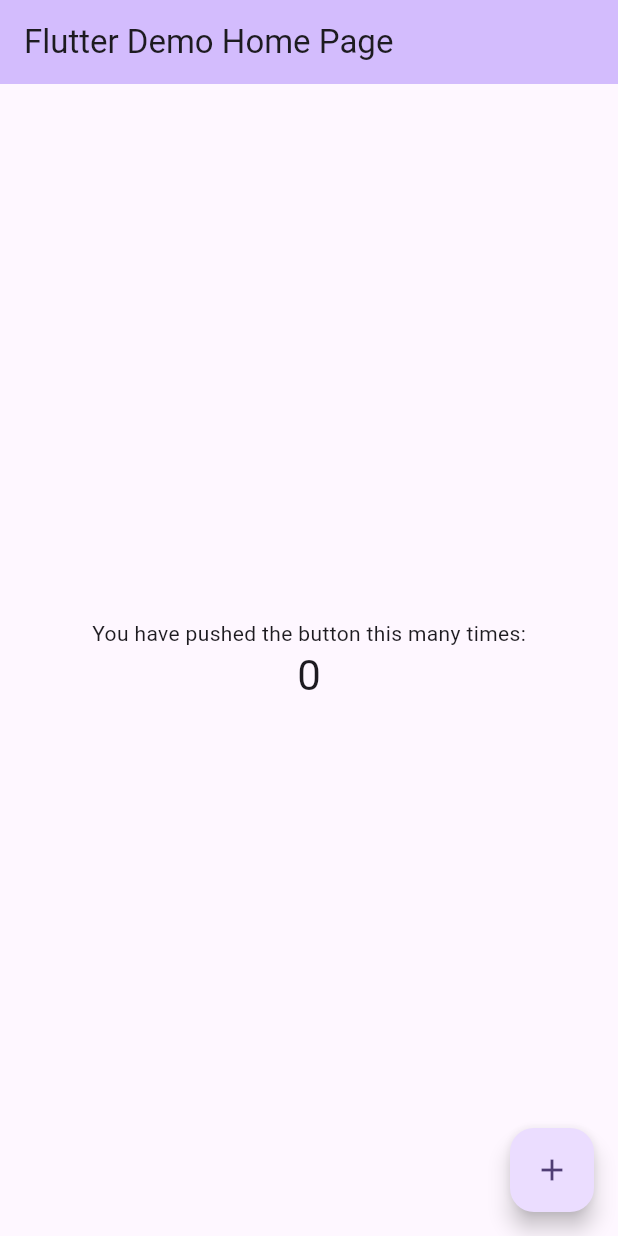
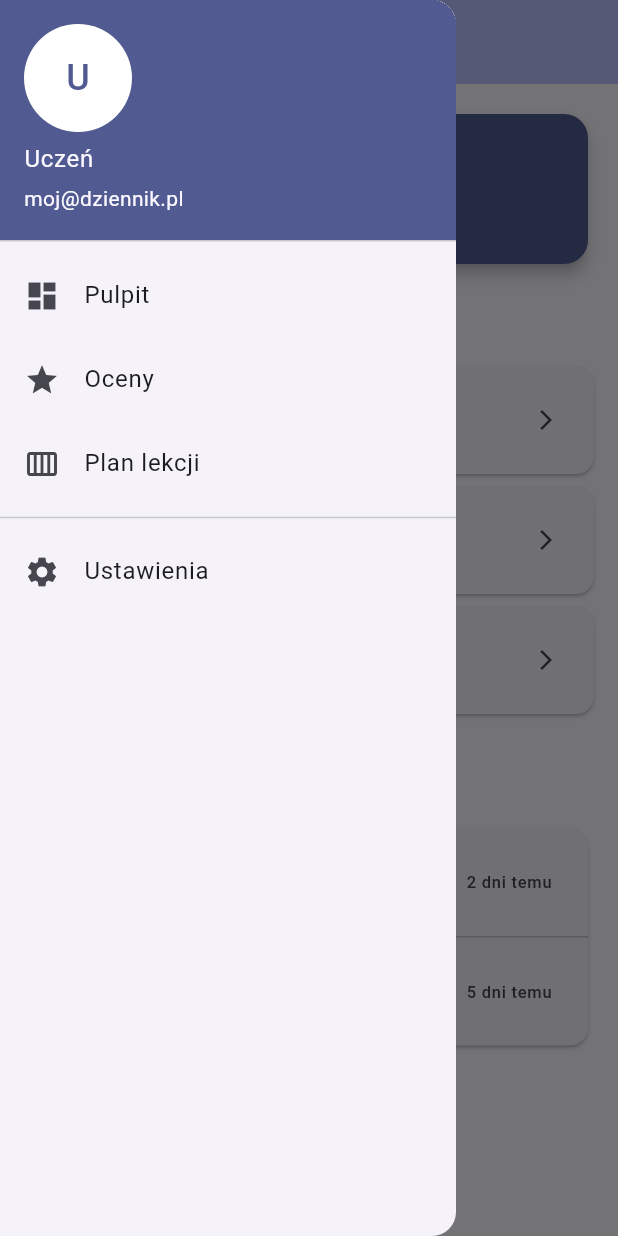
Before and after one commit to could-ai/019b04ff-b83c-785a-ab53-ecfa09a8a5aa, a Flutter app: the screen it shows after launch, with the side drawer open (before the commit the screen has no drawer), on a phone screen of 412 x 824 dp. Run offline on Flutter 3.47's test engine with Material 3 defaults, Android fonts, the phone set to English and light mode, and no system bars.

Commit message:
Created data models for Subject, Grade, and Lesson, along with mock data to populate the UI.; Created a navigation drawer widget for easy switching between Dashboard, Grades, and Timetable screens.; Created the Dashboard screen showing user summary, average grade, upcoming lessons, and recent grades.; Created the Grades screen displaying a list of subjects with expandable details showing individual grades and weighted averages.; Created the Timetable screen with a tabbed view for each day of the week (Monday-Friday) to display the lesson schedule.; Updated main.dart to configure the app theme (Indigo), set up routes for Dashboard, Grades, and Timetable, and initialize the application.

```diff
--- a/usr/lib/main.dart
+++ b/usr/lib/main.dart
@@ -1,4 +1,7 @@
 import 'package:flutter/material.dart';
+import 'screens/dashboard_screen.dart';
+import 'screens/grades_screen.dart';
+import 'screens/timetable_screen.dart';
 
 void main() {
   runApp(const MyApp());
@@ -7,117 +10,24 @@ void main() {
 class MyApp extends StatelessWidget {
   const MyApp({super.key});
 
-  // This widget is the root of your application.
   @override
   Widget build(BuildContext context) {
     return MaterialApp(
-      title: 'Flutter Demo',
+      title: 'Mój Dziennik',
       debugShowCheckedModeBanner: false,
       theme: ThemeData(
-        // This is the theme of your application.
-        //
-        // TRY THIS: Try running your application with "flutter run". You'll see
-        // the application has a purple toolbar. Then, without quitting the app,
-        // try changing the seedColor in the colorScheme below to Colors.green
-        // and then invoke "hot reload" (save your changes or press the "hot
-        // reload" button in a Flutter-supported IDE, or press "r" if you used
-        // the command line to start the app).
-        //
-        // Notice that the counter didn't reset back to zero; the application
-        // state is not lost during the reload. To reset the state, use hot
-        // restart instead.
-        //
-        // This works for code too, not just values: Most code changes can be
-        // tested with just a hot reload.
-        colorScheme: ColorScheme.fromSeed(seedColor: Colors.deepPurple),
+        colorScheme: ColorScheme.fromSeed(seedColor: Colors.indigo),
+        useMaterial3: true,
+        appBarTheme: const AppBarTheme(
+          centerTitle: true,
+        ),
       ),
       initialRoute: '/',
       routes: {
-        '/': (context) => const MyHomePage(title: 'Flutter Demo Home Page'),
+        '/': (context) => const DashboardScreen(),
+        '/grades': (context) => const GradesScreen(),
+        '/timetable': (context) => const TimetableScreen(),
       },
     );
   }
 }
-
-class MyHomePage extends StatefulWidget {
-  const MyHomePage({super.key, required this.title});
-
-  // This widget is the home page of your application. It is stateful, meaning
-  // that it has a State object (defined below) that contains fields that affect
-  // how it looks.
-
-  // This class is the configuration for the state. It holds the values (in this
-  // case the title) provided by the parent (in this case the App widget) and
-  // used by the build method of the State. Fields in a Widget subclass are
-  // always marked "final".
-
-  final String title;
-
-  @override
-  State<MyHomePage> createState() => _MyHomePageState();
-}
-
-class _MyHomePageState extends State<MyHomePage> {
-  int _counter = 0;
-
-  void _incrementCounter() {
-    setState(() {
-      // This call to setState tells the Flutter framework that something has
-      // changed in this State, which causes it to rerun the build method below
-      // so that the display can reflect the updated values. If we changed
-      // _counter without calling setState(), then the build method would not be
-      // called again, and so nothing would appear to happen.
-      _counter++;
-    });
-  }
-
-  @override
-  Widget build(BuildContext context) {
-    // This method is rerun every time setState is called, for instance as done
-    // by the _incrementCounter method above.
-    //
-    // The Flutter framework has been optimized to make rerunning build methods
-    // fast, so that you can just rebuild anything that needs updating rather
-    // than having to individually change instances of widgets.
-    return Scaffold(
-      appBar: AppBar(
-        // TRY THIS: Try changing the color here to a specific color (to
-        // Colors.amber, perhaps?) and trigger a hot reload to see the AppBar
-        // change color while the other colors stay the same.
-        backgroundColor: Theme.of(context).colorScheme.inversePrimary,
-        // Here we take the value from the MyHomePage object that was created by
-        // the App.build method, and use it to set our appbar title.
-        title: Text(widget.title),
-      ),
-      body: Center(
-        // Center is a layout widget. It takes a single child and positions it
-        // in the middle of the parent.
-        child: Column(
-          // Column is also a layout widget. It takes a list of children and
-          // arranges them vertically. By default, it sizes itself to fit its
-          // children horizontally, and tries to be as tall as its parent.
-          //
-          // Column has various properties to control how it sizes itself and
-          // how it positions its children. Here we use mainAxisAlignment to
-          // center the children vertically; the main axis here is the vertical
-          // axis because Columns are vertical (the cross axis would be
-          // horizontal).
-          //
-          // TRY THIS: Invoke "debug painting" (choose the "Toggle Debug Paint"
-          // action in the IDE, or press "p" in the console), to see the
-          // wireframe for each widget.
-          mainAxisAlignment: MainAxisAlignment.center,
-          children: <Widget>[
-            const Text('You have pushed the button this many times:'),
-            Text('$_counter', style: Theme.of(context).textTheme.headlineMedium),
-          ],
-        ),
-      ),
-      floatingActionButton: FloatingActionButton(
-        onPressed: _incrementCounter,
-        tooltip: 'Increment',
-        child: const Icon(Icons.add),
-      ), // This trailing comma makes auto-formatting nicer for build methods.
-    );
-  }
-}
--- /dev/null
+++ b/usr/lib/models/mock_data.dart
@@ -0,0 +1,115 @@
+class Subject {
+  final String id;
+  final String name;
+  final String teacher;
+  final List<Grade> grades;
+
+  Subject({
+    required this.id,
+    required this.name,
+    required this.teacher,
+    required this.grades,
+  });
+
+  double get average {
+    if (grades.isEmpty) return 0.0;
+    double sum = 0;
+    double weightSum = 0;
+    for (var g in grades) {
+      sum += g.value * g.weight;
+      weightSum += g.weight;
+    }
+    if (weightSum == 0) return 0.0;
+    return sum / weightSum;
+  }
+}
+
+class Grade {
+  final double value;
+  final int weight;
+  final String description;
+  final DateTime date;
+
+  Grade({
+    required this.value,
+    required this.weight,
+    required this.description,
+    required this.date,
+  });
+}
+
+class Lesson {
+  final String subjectName;
+  final String room;
+  final String startTime;
+  final String endTime;
+
+  Lesson({
+    required this.subjectName,
+    required this.room,
+    required this.startTime,
+    required this.endTime,
+  });
+}
+
+// Mock Data
+class MockData {
+  static List<Subject> subjects = [
+    Subject(
+      id: '1',
+      name: 'Matematyka',
+      teacher: 'Jan Kowalski',
+      grades: [
+        Grade(value: 5.0, weight: 3, description: 'Sprawdzian - Funkcje', date: DateTime.now().subtract(const Duration(days: 2))),
+        Grade(value: 4.0, weight: 2, description: 'Kartkówka', date: DateTime.now().subtract(const Duration(days: 10))),
+      ],
+    ),
+    Subject(
+      id: '2',
+      name: 'Język Polski',
+      teacher: 'Anna Nowak',
+      grades: [
+        Grade(value: 3.0, weight: 3, description: 'Rozprawka', date: DateTime.now().subtract(const Duration(days: 5))),
+        Grade(value: 5.0, weight: 1, description: 'Aktywność', date: DateTime.now().subtract(const Duration(days: 1))),
+      ],
+    ),
+    Subject(
+      id: '3',
+      name: 'Fizyka',
+      teacher: 'Piotr Wiśniewski',
+      grades: [
+        Grade(value: 4.5, weight: 2, description: 'Doświadczenie', date: DateTime.now().subtract(const Duration(days: 15))),
+      ],
+    ),
+    Subject(
+      id: '4',
+      name: 'Historia',
+      teacher: 'Maria Lewandowska',
+      grades: [],
+    ),
+  ];
+
+  static Map<int, List<Lesson>> timetable = {
+    1: [ // Poniedziałek
+      Lesson(subjectName: 'Matematyka', room: '101', startTime: '08:00', endTime: '08:45'),
+      Lesson(subjectName: 'Język Polski', room: '203', startTime: '08:55', endTime: '09:40'),
+      Lesson(subjectName: 'WF', room: 'Sala', startTime: '09:50', endTime: '10:35'),
+    ],
+    2: [ // Wtorek
+      Lesson(subjectName: 'Fizyka', room: '105', startTime: '08:00', endTime: '08:45'),
+      Lesson(subjectName: 'Matematyka', room: '101', startTime: '08:55', endTime: '09:40'),
+    ],
+    3: [ // Środa
+      Lesson(subjectName: 'Historia', room: '12', startTime: '10:45', endTime: '11:30'),
+      Lesson(subjectName: 'Informatyka', room: 'Lab 2', startTime: '11:40', endTime: '12:25'),
+    ],
+    4: [ // Czwartek
+      Lesson(subjectName: 'Angielski', room: '110', startTime: '08:00', endTime: '08:45'),
+      Lesson(subjectName: 'Matematyka', room: '101', startTime: '08:55', endTime: '09:40'),
+    ],
+    5: [ // Piątek
+      Lesson(subjectName: 'Geografia', room: '205', startTime: '08:00', endTime: '08:45'),
+      Lesson(subjectName: 'Godz. Wych.', room: '101', startTime: '08:55', endTime: '09:40'),
+    ],
+  };
+}
--- /dev/null
+++ b/usr/lib/screens/dashboard_screen.dart
@@ -0,0 +1,132 @@
+import 'package:flutter/material.dart';
+import '../models/mock_data.dart';
+import '../widgets/app_drawer.dart';
+
+class DashboardScreen extends StatelessWidget {
+  const DashboardScreen({super.key});
+
+  @override
+  Widget build(BuildContext context) {
+    // Calculate global average
+    double totalSum = 0;
+    int subjectCount = 0;
+    for (var s in MockData.subjects) {
+      if (s.grades.isNotEmpty) {
+        totalSum += s.average;
+        subjectCount++;
+      }
+    }
+    double globalAverage = subjectCount > 0 ? totalSum / subjectCount : 0.0;
+
+    return Scaffold(
+      appBar: AppBar(
+        title: const Text('Mój Dziennik'),
+        backgroundColor: Theme.of(context).colorScheme.inversePrimary,
+      ),
+      drawer: const AppDrawer(),
+      body: SingleChildScrollView(
+        padding: const EdgeInsets.all(16.0),
+        child: Column(
+          crossAxisAlignment: CrossAxisAlignment.start,
+          children: [
+            // Welcome Card
+            Card(
+              elevation: 4,
+              shape: RoundedRectangleBorder(borderRadius: BorderRadius.circular(16)),
+              color: Theme.of(context).primaryColor,
+              child: Padding(
+                padding: const EdgeInsets.all(20.0),
+                child: Row(
+                  children: [
+                    const CircleAvatar(
+                      radius: 30,
+                      backgroundColor: Colors.white,
+                      child: Icon(Icons.person, size: 40),
+                    ),
+                    const SizedBox(width: 16),
+                    Column(
+                      crossAxisAlignment: CrossAxisAlignment.start,
+                      children: [
+                        const Text(
+                          "Witaj!",
+                          style: TextStyle(color: Colors.white, fontSize: 18, fontWeight: FontWeight.bold),
+                        ),
+                        Text(
+                          "Średnia ocen: ${globalAverage.toStringAsFixed(2)}",
+                          style: const TextStyle(color: Colors.white, fontSize: 16),
+                        ),
+                      ],
+                    ),
+                  ],
+                ),
+              ),
+            ),
+            const SizedBox(height: 24),
+
+            // Section Title
+            Text(
+              "Najbliższe lekcje",
+              style: Theme.of(context).textTheme.titleLarge,
+            ),
+            const SizedBox(height: 12),
+
+            // Timetable Preview (Mocking "Today's" lessons)
+            ...MockData.timetable[1]!.map((lesson) => Card(
+              margin: const EdgeInsets.only(bottom: 8),
+              child: ListTile(
+                leading: Container(
+                  padding: const EdgeInsets.all(8),
+                  decoration: BoxDecoration(
+                    color: Theme.of(context).colorScheme.primaryContainer,
+                    borderRadius: BorderRadius.circular(8),
+                  ),
+                  child: Text(
+                    lesson.startTime,
+                    style: const TextStyle(fontWeight: FontWeight.bold),
+                  ),
+                ),
+                title: Text(lesson.subjectName),
+                subtitle: Text("Sala: ${lesson.room}"),
+                trailing: const Icon(Icons.arrow_forward_ios, size: 16),
+              ),
+            )),
+
+            const SizedBox(height: 24),
+            Text(
+              "Ostatnie oceny",
+              style: Theme.of(context).textTheme.titleLarge,
+            ),
+            const SizedBox(height: 12),
+
+            // Recent Grades Preview
+            Card(
+              child: Column(
+                children: [
+                  ListTile(
+                    leading: CircleAvatar(
+                      backgroundColor: Colors.green.shade100,
+                      child: const Text("5", style: TextStyle(color: Colors.green, fontWeight: FontWeight.bold)),
+                    ),
+                    title: const Text("Matematyka"),
+                    subtitle: const Text("Sprawdzian - Funkcje"),
+                    trailing: const Text("2 dni temu"),
+                  ),
+                  const Divider(height: 1),
+                  ListTile(
+                    leading: CircleAvatar(
+                      backgroundColor: Colors.orange.shade100,
+                      child: const Text("3", style: TextStyle(color: Colors.orange, fontWeight: FontWeight.bold)),
+                    ),
+                    title: const Text("Język Polski"),
+                    subtitle: const Text("Rozprawka"),
+                    trailing: const Text("5 dni temu"),
+                  ),
+                ],
+              ),
+            ),
+          ],
+        ),
+      ),
+    );
+  }
+}
--- /dev/null
+++ b/usr/lib/widgets/app_drawer.dart
@@ -0,0 +1,60 @@
+import 'package:flutter/material.dart';
+
+class AppDrawer extends StatelessWidget {
+  const AppDrawer({super.key});
+
+  @override
+  Widget build(BuildContext context) {
+    return Drawer(
+      child: ListView(
+        padding: EdgeInsets.zero,
+        children: [
+          UserAccountsDrawerHeader(
+            accountName: const Text("Uczeń"),
+            accountEmail: const Text("moj@dziennik.pl"),
+            currentAccountPicture: CircleAvatar(
+              backgroundColor: Colors.white,
+              child: Text(
+                "U",
+                style: TextStyle(fontSize: 24.0, color: Theme.of(context).primaryColor),
+              ),
+            ),
+            decoration: BoxDecoration(
+              color: Theme.of(context).primaryColor,
+            ),
+          ),
+          ListTile(
+            leading: const Icon(Icons.dashboard),
+            title: const Text('Pulpit'),
+            onTap: () {
+              Navigator.pushReplacementNamed(context, '/');
+            },
+          ),
+          ListTile(
+            leading: const Icon(Icons.grade),
+            title: const Text('Oceny'),
+            onTap: () {
+              Navigator.pushReplacementNamed(context, '/grades');
+            },
+          ),
+          ListTile(
+            leading: const Icon(Icons.calendar_view_week),
+            title: const Text('Plan lekcji'),
+            onTap: () {
+              Navigator.pushReplacementNamed(context, '/timetable');
+            },
+          ),
+          const Divider(),
+          ListTile(
+            leading: const Icon(Icons.settings),
+            title: const Text('Ustawienia'),
+            onTap: () {
+              // Placeholder
+              Navigator.pop(context);
+            },
+          ),
+        ],
+      ),
+    );
+  }
+}
```
Also changed, not shown: usr/lib/screens/grades_screen.dart (added, +90 -0 lines), usr/lib/screens/timetable_screen.dart (added, +84 -0 lines).
